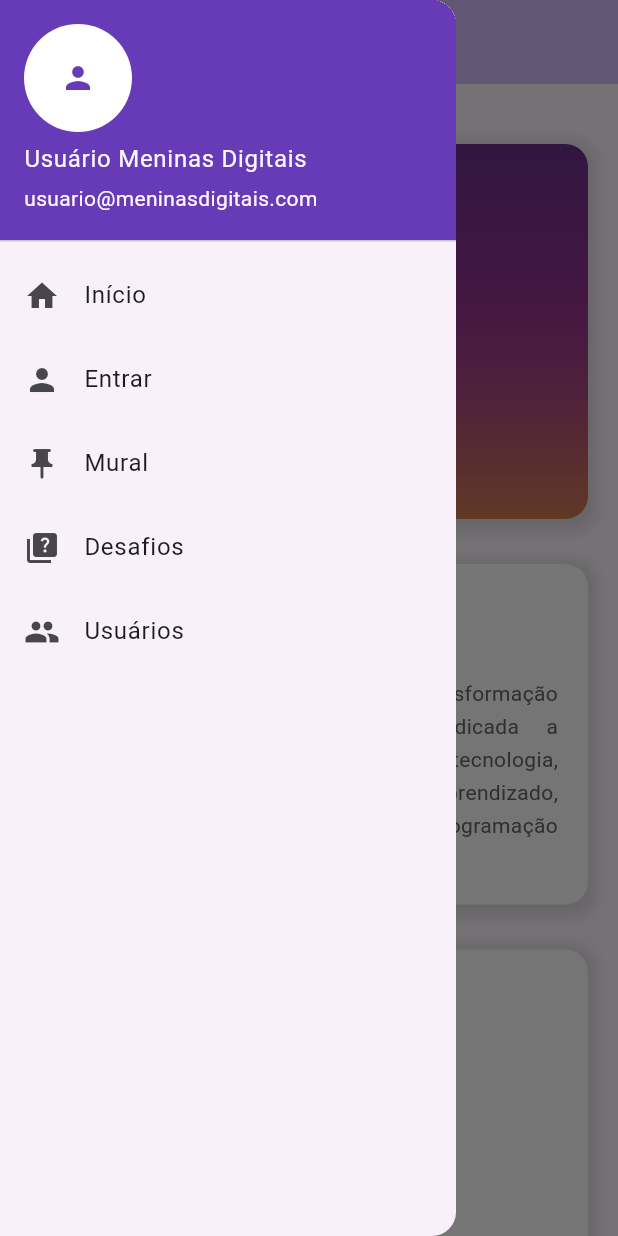
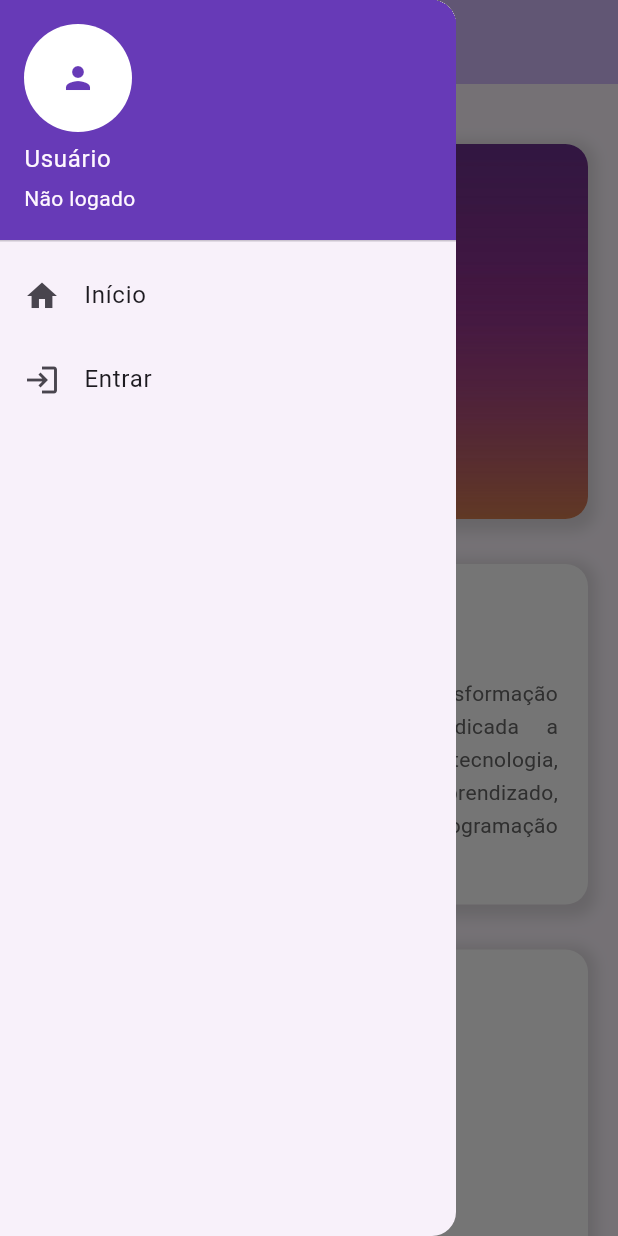
Before and after one commit to Midvirus/App-Meninas-Digitais, a Flutter app: the screen it shows after launch, with the side drawer open, on a phone screen of 412 x 824 dp. Run offline on Flutter 3.47's test engine with Material 3 defaults, Android fonts, the phone set to English and light mode, and no system bars; our stand-ins replace font_awesome_flutter, supabase; missing offline and left inert: postgrest; accounts and stored records are empty.

Commit message:
ajuste de login e acesso(apenas admin)

```diff
--- a/lib/NavBar.dart
+++ b/lib/NavBar.dart
@@ -1,17 +1,21 @@
 import 'package:flutter/material.dart';
+import 'supabase_client.dart';
 
 class NavBar {
   static Drawer buildDrawer(BuildContext context) {
+    final session = supabase.auth.currentSession;
+    final isLoggedIn = session != null;
+
     return Drawer(
       child: ListView(
         padding: EdgeInsets.zero,
         children: [
-          const UserAccountsDrawerHeader(
-            accountName: Text('Usuário Meninas Digitais'),
-            accountEmail: Text('usuario@meninasdigitais.com'),
+          UserAccountsDrawerHeader(
+            accountName: Text(isLoggedIn ? 'Administrador' : 'Usuário'),
+            accountEmail: Text(isLoggedIn ? session.user.email ?? '' : 'Não logado'),
             currentAccountPicture: CircleAvatar(
               backgroundColor: Colors.white,
-              child: Icon(Icons.person, color: Colors.deepPurple),
+              child: Icon(isLoggedIn ? Icons.admin_panel_settings : Icons.person, color: Colors.deepPurple),
             ),
             decoration: BoxDecoration(
               color: Colors.deepPurple,
@@ -25,14 +29,16 @@
               Navigator.pushNamed(context, '/home');
             },
           ),
+          if (!isLoggedIn) ...[
             ListTile(
-            leading: const Icon(Icons.person),
+              leading: const Icon(Icons.login),
               title: const Text('Entrar'),
               onTap: () {
                 Navigator.pop(context);
                 Navigator.pushNamed(context, '/login');
               },
             ),
+          ] else ...[
             ListTile(
               leading: const Icon(Icons.push_pin),
               title: const Text('Mural'),
@@ -57,6 +63,17 @@
                 Navigator.pushNamed(context, '/users');
               },
             ),
+            const Divider(),
+            ListTile(
+              leading: const Icon(Icons.logout),
+              title: const Text('Sair'),
+              onTap: () async {
+                Navigator.pop(context);
+                await supabase.auth.signOut();
+                Navigator.pushReplacementNamed(context, '/login');
+              },
+            ),
+          ],
         ],
       ),
     );
--- a/lib/main.dart
+++ b/lib/main.dart
@@ -4,6 +4,7 @@
 import 'pinboard.dart';
 import 'challenges.dart';
 import 'users.dart';
+import 'supabase_client.dart';
 
 void main() {
   runApp(const MyApp());
@@ -20,7 +21,7 @@
       theme: ThemeData(
         colorScheme: ColorScheme.fromSeed(seedColor: Colors.deepPurple),
       ),
-      home: const MyHomePage(title: 'Meninas Digitais'),
+      home: const AuthWrapper(),
       routes: {
         '/login': (context) => const LoginPage(),
         '/home': (context) => const MyHomePage(title: 'Meninas Digitais'),
@@ -31,3 +32,48 @@
     );
   }
 }
+
+class AuthWrapper extends StatefulWidget {
+  const AuthWrapper({super.key});
+
+  @override
+  State<AuthWrapper> createState() => _AuthWrapperState();
+}
+
+class _AuthWrapperState extends State<AuthWrapper> {
+  bool _isLoading = true;
+  bool _isAuthenticated = false;
+
+  @override
+  void initState() {
+    super.initState();
+    _checkAuthState();
+  }
+
+  Future<void> _checkAuthState() async {
+    final session = supabase.auth.currentSession;
+    setState(() {
+      _isAuthenticated = session != null;
+      _isLoading = false;
+    });
+  }
+
+  @override
+  Widget build(BuildContext context) {
+    if (_isLoading) {
+      return const MaterialApp(
+        home: Scaffold(
+          body: Center(
+            child: CircularProgressIndicator(),
+          ),
+        ),
+      );
+    }
+
+    //if (_isAuthenticated) {
+      return const MyHomePage(title: 'Meninas Digitais');
+    /*} else {
+      return const LoginPage();
+    }*/
+  }
+}
```
Also changed, not shown: lib/challenges.dart (+18 -0 lines), lib/loginPage.dart (+37 -8 lines), lib/pinboard.dart (+13 -1 lines), 2 other files. Lines whose indentation alone changed are shown as unchanged.
